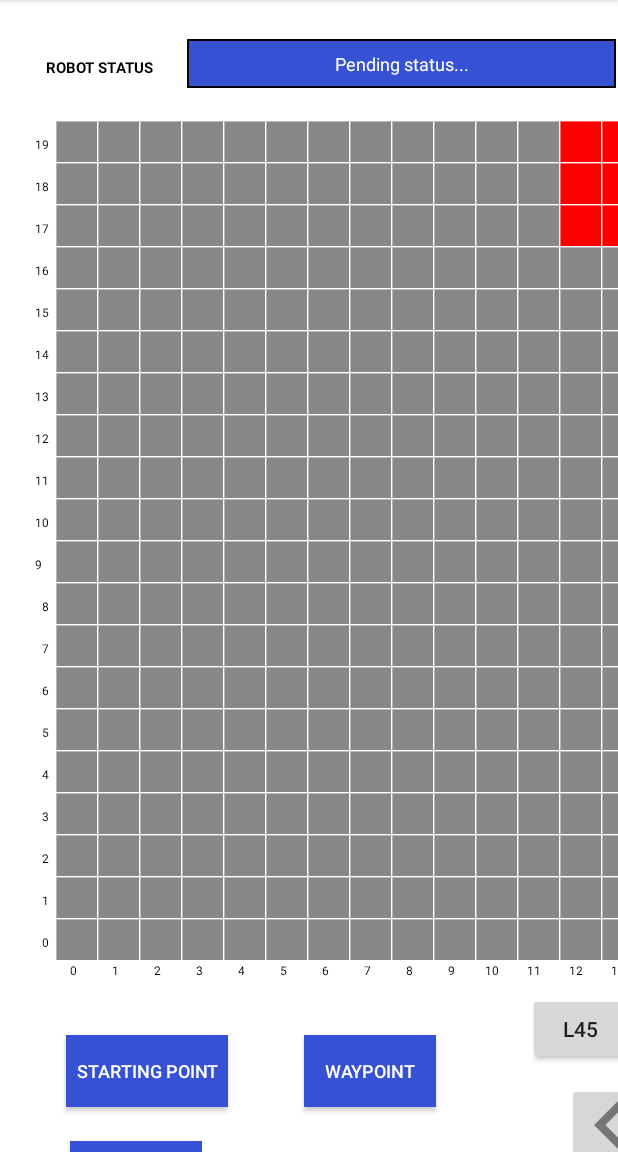
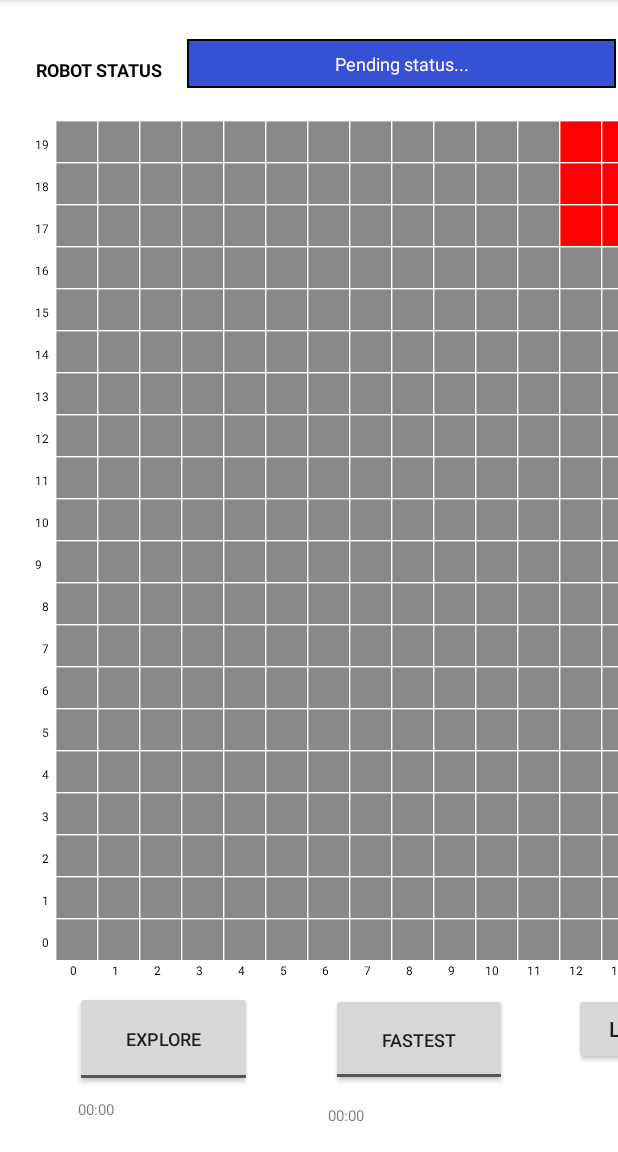
Before and after one commit to GuangWeiNgoh/MDP_11, an Android app: the screen it shows after launch (MainActivity), on a phone screen of 412 x 824 dp, the part 84-1236 px from its top. Run offline under Robolectric (Android 15) with nearby library versions, the phone set to English and light mode, and no system bars.

Commit message:
ui changes

```diff
--- a/app/src/main/res/layout/activity_main.xml
+++ b/app/src/main/res/layout/activity_main.xml
@@ -30,7 +30,7 @@
         android:layout_marginEnd="30dp"
         android:layout_marginBottom="214dp"
         android:layout_x="485dp"
-        android:layout_y="289dp"
+        android:layout_y="281dp"
         android:background="@color/colorAccent"
         android:text="Recon"
         android:textAlignment="center"
@@ -45,7 +45,7 @@
         android:layout_marginEnd="30dp"
         android:layout_marginBottom="372dp"
         android:layout_x="485dp"
-        android:layout_y="148dp"
+        android:layout_y="140dp"
         android:background="@color/colorAccent"
         android:contentDescription="F1 value"
         android:text="F1"
@@ -61,7 +61,7 @@
         android:layout_marginEnd="30dp"
         android:layout_marginBottom="295dp"
         android:layout_x="485dp"
-        android:layout_y="218dp"
+        android:layout_y="210dp"
         android:background="@color/colorAccent"
         android:contentDescription="F2 value"
         android:text="F2"
@@ -72,48 +72,48 @@
 
     <ToggleButton
         android:id="@+id/fastestToggleBtn"
-        android:layout_width="wrap_content"
-        android:layout_height="wrap_content"
+        android:layout_width="117dp"
+        android:layout_height="62dp"
         android:layout_marginStart="49dp"
         android:layout_marginTop="9dp"
-        android:layout_x="475dp"
-        android:layout_y="467dp"
+        android:layout_x="221dp"
+        android:layout_y="718dp"
         android:gravity="center_vertical"
         android:textAlignment="center"
         android:textOff="@string/fastest_button"
         android:textOn="STOP"
-        android:textSize="10sp" />
+        android:textSize="12sp" />
 
     <ToggleButton
         android:id="@+id/exploreToggleBtn"
-        android:layout_width="wrap_content"
-        android:layout_height="wrap_content"
+        android:layout_width="118dp"
+        android:layout_height="64dp"
         android:layout_marginTop="57dp"
-        android:layout_x="476dp"
-        android:layout_y="390dp"
+        android:layout_x="50dp"
+        android:layout_y="717dp"
         android:gravity="center_vertical"
         android:textAlignment="center"
         android:textOff="@string/explore_button"
         android:textOn="STOP"
-        android:textSize="10sp" />
+        android:textSize="12sp" />
 
     <TextView
         android:id="@+id/fastestTimeTextView"
-        android:layout_width="73dp"
-        android:layout_height="56dp"
+        android:layout_width="118dp"
+        android:layout_height="34dp"
         android:layout_marginStart="59dp"
-        android:layout_x="483dp"
-        android:layout_y="519dp"
+        android:layout_x="219dp"
+        android:layout_y="793dp"
         android:text="@string/default_time"
         android:textSize="10sp" />
 
     <TextView
         android:id="@+id/exploreTimeTextView"
-        android:layout_width="77dp"
-        android:layout_height="52dp"
+        android:layout_width="120dp"
+        android:layout_height="35dp"
         android:layout_marginTop="118dp"
-        android:layout_x="483dp"
-        android:layout_y="438dp"
+        android:layout_x="52dp"
+        android:layout_y="789dp"
         android:text="@string/default_time"
         android:textSize="10sp" />
 
@@ -211,7 +211,7 @@
         android:text="@string/robot_status_title"
         android:textAlignment="center"
         android:textColor="@color/colorBlack"
-        android:textSize="10dp"
+        android:textSize="12dp"
         android:textStyle="bold" />
 
     <!--  wrap_content  -->
@@ -223,24 +223,24 @@
 
     <Switch
         android:id="@+id/phoneTiltSwitch"
-        android:layout_width="wrap_content"
+        android:layout_width="102dp"
         android:layout_height="wrap_content"
         android:layout_marginStart="8dp"
         android:layout_marginTop="106dp"
         android:layout_marginEnd="8dp"
-        android:layout_x="203dp"
-        android:layout_y="826dp"
+        android:layout_x="54dp"
+        android:layout_y="830dp"
         android:splitTrack="false"
-        android:textSize="12sp"
-        android:text="TILT OFF" />
+        android:text="TILT OFF"
+        android:textSize="12sp" />
 
     <ToggleButton
         android:id="@+id/setWaypointToggleBtn"
         android:layout_width="wrap_content"
         android:layout_height="wrap_content"
         android:layout_marginTop="8dp"
-        android:layout_x="203dp"
-        android:layout_y="746dp"
+        android:layout_x="482dp"
+        android:layout_y="540dp"
         android:background="@color/colorAccent"
         android:textAlignment="center"
         android:textColor="@color/colorWhite"
@@ -254,8 +254,8 @@
         android:layout_height="wrap_content"
         android:layout_marginStart="8dp"
         android:layout_marginEnd="8dp"
-        android:layout_x="44dp"
-        android:layout_y="746dp"
+        android:layout_x="481dp"
+        android:layout_y="468dp"
         android:background="@color/colorAccent"
         android:padding="10px"
         android:textAlignment="center"
@@ -270,8 +270,8 @@
         android:layout_height="wrap_content"
         android:layout_marginStart="10dp"
         android:layout_marginEnd="30dp"
-        android:layout_x="47dp"
-        android:layout_y="817dp"
+        android:layout_x="477dp"
+        android:layout_y="605dp"
         android:background="@color/colorAccent"
         android:padding="10px"
         android:text="@string/reset_map_button"
@@ -461,8 +461,8 @@
         android:layout_height="wrap_content"
         android:layout_marginStart="8dp"
         android:layout_marginBottom="1dp"
-        android:layout_x="475dp"
-        android:layout_y="565dp"
+        android:layout_x="480dp"
+        android:layout_y="370dp"
         android:textAlignment="center"
         android:textOff="AUTO"
         android:textOn="MANUAL"
@@ -474,7 +474,7 @@
         android:layout_width="55dp"
         android:layout_height="55dp"
         android:layout_marginEnd="10dp"
-        android:layout_x="478dp"
+        android:layout_x="509dp"
         android:layout_y="778dp"
         app:srcCompat="@drawable/ic_arrow_move_right" />
 
@@ -485,7 +485,7 @@
         android:layout_marginStart="8dp"
         android:layout_marginTop="25dp"
         android:layout_marginEnd="18dp"
-        android:layout_x="427dp"
+        android:layout_x="458dp"
         android:layout_y="727dp"
         app:srcCompat="@drawable/ic_arrow_move_forward" />
 
@@ -495,7 +495,7 @@
         android:layout_height="wrap_content"
         android:layout_marginStart="3dp"
         android:layout_marginEnd="0dp"
-        android:layout_x="352dp"
+        android:layout_x="383dp"
         android:layout_y="718dp"
         android:text="L45" />
 
@@ -505,7 +505,7 @@
         android:layout_height="55dp"
         android:layout_marginStart="0dp"
         android:layout_marginEnd="10dp"
-        android:layout_x="378dp"
+        android:layout_x="409dp"
         android:layout_y="778dp"
         app:srcCompat="@drawable/ic_arrow_move_left" />
 
@@ -515,7 +515,7 @@
         android:layout_height="55dp"
         android:layout_marginStart="8dp"
         android:layout_marginEnd="18dp"
-        android:layout_x="427dp"
+        android:layout_x="458dp"
         android:layout_y="827dp"
         app:srcCompat="@drawable/ic_arrow_move_backward" />
 
@@ -524,7 +524,7 @@
         android:layout_width="70dp"
         android:layout_height="wrap_content"
         android:layout_marginBottom="9dp"
-        android:layout_x="484dp"
+        android:layout_x="515dp"
         android:layout_y="718dp"
         android:text="R45" />
 
--- a/app/src/main/res/values/strings.xml
+++ b/app/src/main/res/values/strings.xml
@@ -8,7 +8,7 @@
     <string name="robot_status_title">ROBOT STATUS</string>
     <string name="reset_map_button">RESET MAP</string>
     <string name="set_waypoint_button">WAYPOINT</string>
-    <string name="set_start_point_button">STARTING POINT</string>
+    <string name="set_start_point_button">STPOINT</string>
     <string name="message_sent">Message Sent</string>
     <string name="message_received">Message Received</string>
 </resources>
```
